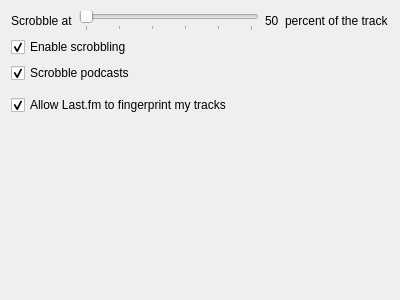
Before: the Qt Designer form app/client/Settings/ScrobbleSettingsWidget.ui in mutecypher/lastfm-desktop, drawn with Qt 5.
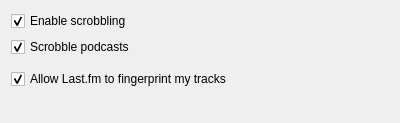
After: the same form once the commit is applied.

Commit message:
Preference dialog changes and improvements
- Remove scrobble percentage (defaults to 50%)
- Disabled min/max buttons
- Fixed account tab user label positioning
- Changed Add User Error text

Diff of the .ui file:
```diff
--- a/app/client/Settings/ScrobbleSettingsWidget.ui
+++ b/app/client/Settings/ScrobbleSettingsWidget.ui
@@ -7,57 +7,13 @@
     <x>0</x>
     <y>0</y>
     <width>400</width>
-    <height>300</height>
+    <height>123</height>
    </rect>
   </property>
   <property name="windowTitle">
    <string>Form</string>
   </property>
   <layout class="QVBoxLayout" name="verticalLayout">
-   <item>
-    <layout class="QHBoxLayout" name="horizontalLayout">
-     <item>
-      <widget class="QLabel" name="label">
-       <property name="text">
-        <string>Scrobble at</string>
-       </property>
-      </widget>
-     </item>
-     <item>
-      <widget class="QSlider" name="scrobblePoint">
-       <property name="minimum">
-        <number>50</number>
-       </property>
-       <property name="maximum">
-        <number>100</number>
-       </property>
-       <property name="orientation">
-        <enum>Qt::Horizontal</enum>
-       </property>
-       <property name="tickPosition">
-        <enum>QSlider::TicksBelow</enum>
-       </property>
-       <property name="tickInterval">
-        <number>10</number>
-       </property>
-      </widget>
-     </item>
-     <item>
-      <widget class="QLabel" name="percentText">
-       <property name="text">
-        <string>50</string>
-       </property>
-      </widget>
-     </item>
-     <item>
-      <widget class="QLabel" name="label_3">
-       <property name="text">
-        <string>percent of the track</string>
-       </property>
-      </widget>
-     </item>
-    </layout>
-   </item>
    <item>
     <widget class="QCheckBox" name="scrobblingOn">
      <property name="text">
```
The commit also changes 7 other files.
